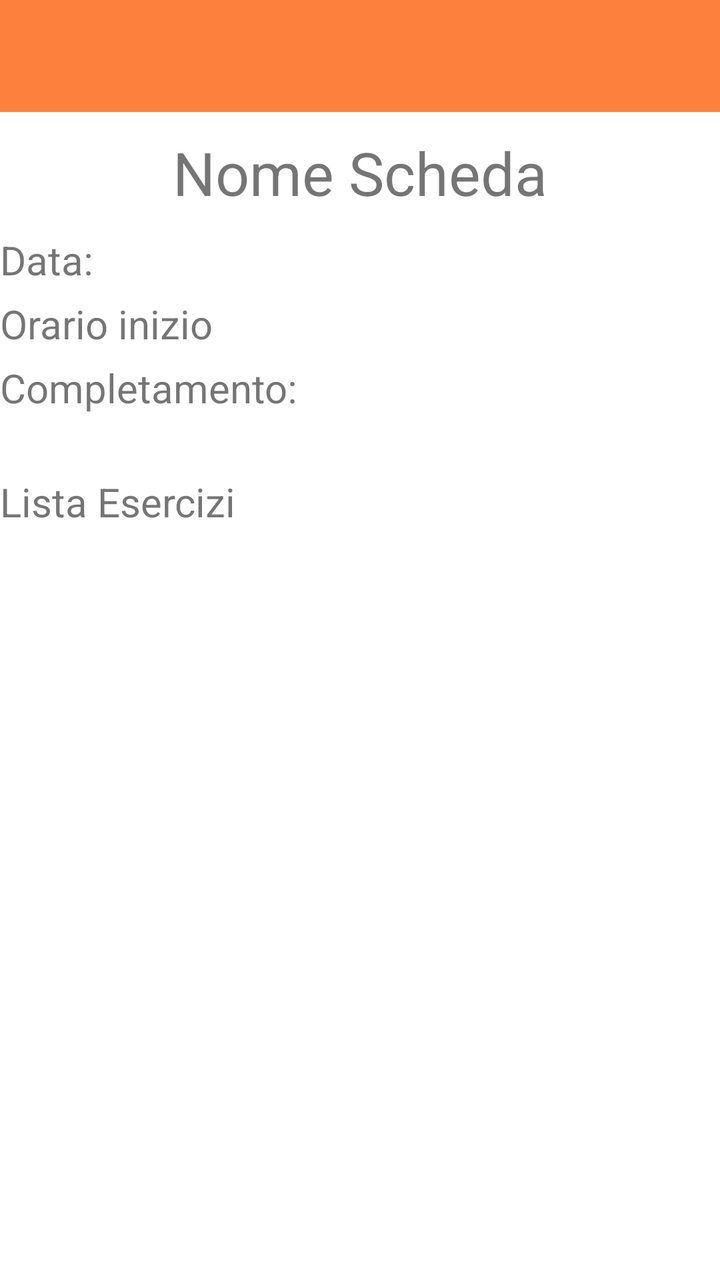
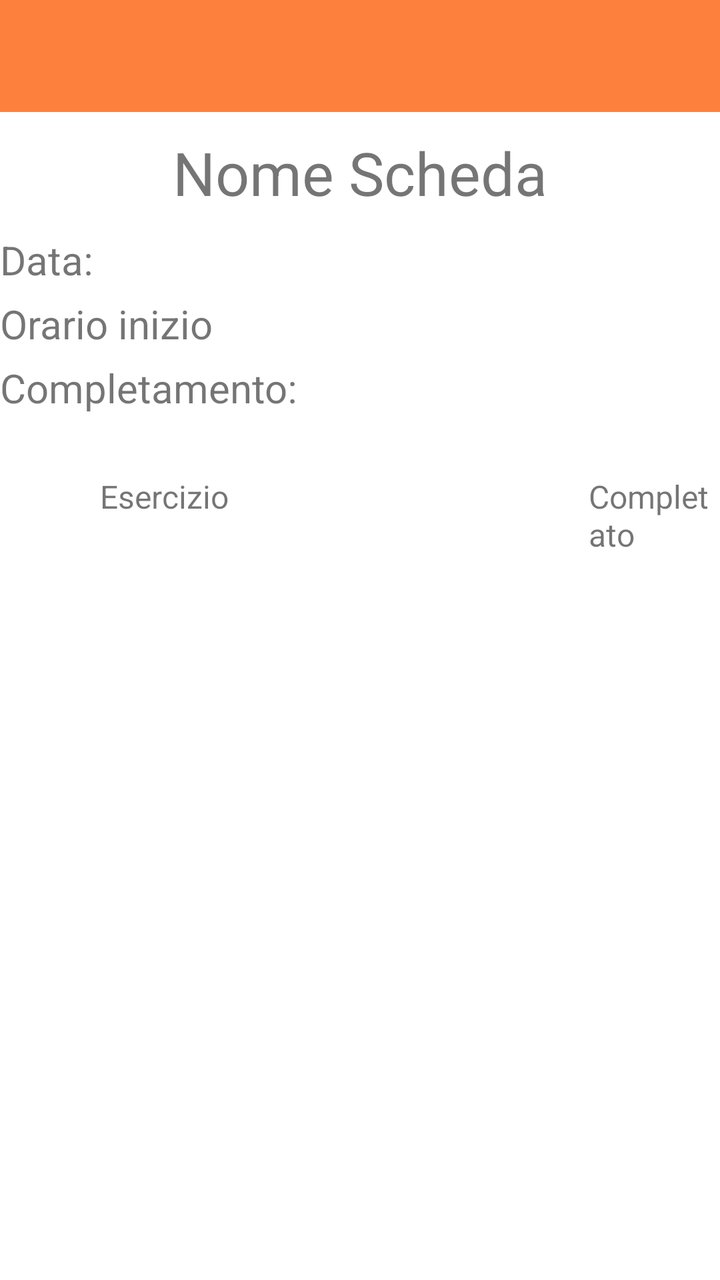

An Android layout rendered at two revisions. The XML below is the earlier revision; the diff shows what the commit changed to produce the second picture.
<!-- AndroidManifest.xml: application theme Theme.YourCali -->
<!-- res/layout/activity_workout_plans_history_overview.xml -->
<?xml version="1.0" encoding="utf-8"?>
<androidx.constraintlayout.widget.ConstraintLayout xmlns:android="http://schemas.android.com/apk/res/android"
    xmlns:app="http://schemas.android.com/apk/res-auto"
    xmlns:tools="http://schemas.android.com/tools"
    android:layout_width="match_parent"
    android:layout_height="match_parent"
    tools:context=".WorkoutPlansHistoryOverviewActivity">



    <LinearLayout
        android:layout_width="match_parent"
        android:layout_height="match_parent"
        android:orientation="vertical">

        <com.google.android.material.appbar.AppBarLayout
            android:layout_width="match_parent"
            android:layout_height="wrap_content"
            app:layout_constraintEnd_toEndOf="parent"
            app:layout_constraintStart_toStartOf="parent"
            app:layout_constraintTop_toTopOf="parent">

            <androidx.appcompat.widget.Toolbar
                android:id="@+id/myToolbarStorico"
                android:layout_width="match_parent"
                android:layout_height="wrap_content"
                android:background="@color/Orange"
                android:minHeight="?attr/actionBarSize"
                android:theme="@style/MyThemeOverlay_Toolbar2" />

        </com.google.android.material.appbar.AppBarLayout>

        <Space
            android:layout_width="match_parent"
            android:layout_height="10sp"/>

        <TextView
            android:layout_width="wrap_content"
            android:layout_height="wrap_content"
            android:id="@+id/nomeSchedaStoricoPanoramica"
            android:text="Nome Scheda"
            android:textSize="30sp"
            android:layout_gravity="center"/>

        <Space
            android:layout_width="match_parent"
            android:layout_height="10sp"/>
        <TextView
            android:layout_width="wrap_content"
            android:layout_height="wrap_content"
            android:id="@+id/dataStoricoPanoramica"
            android:text="Data:"
            android:textSize="20sp"/>

        <Space
            android:layout_width="match_parent"
            android:layout_height="5sp"/>

        <TextView
            android:layout_width="wrap_content"
            android:layout_height="wrap_content"
            android:id="@+id/orarioStoricoPanoramica"
            android:text="Orario inizio"
            android:textSize="20sp"/>

        <Space
            android:layout_width="match_parent"
            android:layout_height="5sp"/>

        <TextView
            android:layout_width="wrap_content"
            android:layout_height="wrap_content"
            android:id="@+id/completamentoStoricoPanoramica"
            android:text="Completamento:"
            android:textSize="20sp"/>

        <Space
            android:layout_width="match_parent"
            android:layout_height="30sp"/>

        <TextView
            android:layout_width="wrap_content"
            android:layout_height="wrap_content"
            android:text="Lista Esercizi"
            android:textSize="20sp"/>

        <ScrollView
            android:layout_width="match_parent"
            android:layout_height="match_parent">


            <androidx.recyclerview.widget.RecyclerView
                android:layout_width="match_parent"
                android:layout_height="match_parent"
                android:id="@+id/listaEserciziStorico"/>

        </ScrollView>


    </LinearLayout>

</androidx.constraintlayout.widget.ConstraintLayout>
<!-- resources referenced by this layout -->
<resources>
  <color name="Orange">#FD813C</color>
  <style name="MyThemeOverlay_Toolbar2" parent="ThemeOverlay.MaterialComponents.Toolbar.Primary">
          
          <item name="android:textColorPrimary">@color/white</item>
  
          
          <item name="colorOnPrimary">@color/white</item>
      </style>
  <style name="Theme.YourCali" parent="Theme.MaterialComponents.DayNight.NoActionBar">
          
          <item name="colorPrimary">@color/purple_500</item>
          <item name="colorPrimaryVariant">@color/purple_700</item>
          <item name="colorOnPrimary">@color/white</item>
          
          <item name="colorSecondary">@color/teal_200</item>
          <item name="colorSecondaryVariant">@color/teal_700</item>
          <item name="colorOnSecondary">@color/black</item>
          
          <item name="android:statusBarColor">@color/DarkOrange</item>
          
      </style>
  <color name="white">#FFFFFFFF</color>
  <color name="purple_500">#FF6200EE</color>
  <color name="purple_700">#FF3700B3</color>
  <color name="teal_200">#FF03DAC5</color>
  <color name="teal_700">#FF018786</color>
  <color name="black">#FF000000</color>
  <color name="DarkOrange">#FF6F1F</color>
</resources>

<!-- the commit's change to res/layout/activity_workout_plans_history_overview.xml (unified diff, before → after) -->
@@ -78,11 +78,26 @@
             android:layout_width="match_parent"
             android:layout_height="30sp"/>
 
-        <TextView
-            android:layout_width="wrap_content"
+        <LinearLayout
+            android:layout_width="match_parent"
             android:layout_height="wrap_content"
-            android:text="Lista Esercizi"
-            android:textSize="20sp"/>
+            android:orientation="horizontal">
+
+            <TextView
+                android:layout_width="wrap_content"
+                android:layout_height="wrap_content"
+                android:layout_marginStart="50sp"
+                android:text="Esercizio"
+                android:textSize="16sp" />
+
+            <TextView
+                android:id="@+id/textView"
+                android:layout_width="wrap_content"
+                android:layout_height="wrap_content"
+                android:layout_marginStart="180sp"
+                android:text="Completato"
+                android:textSize="16sp" />
+        </LinearLayout>
 
         <ScrollView
             android:layout_width="match_parent"
